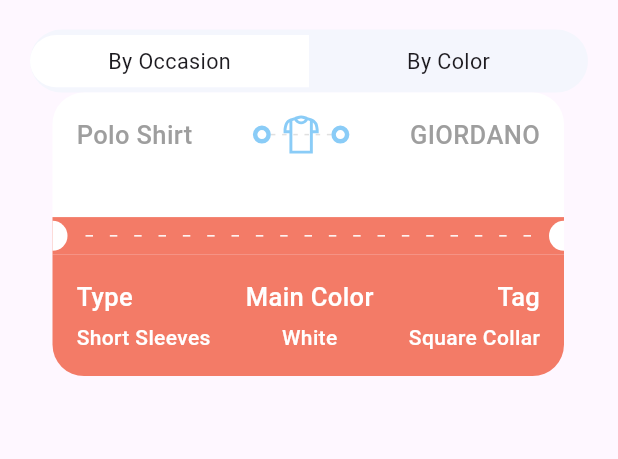
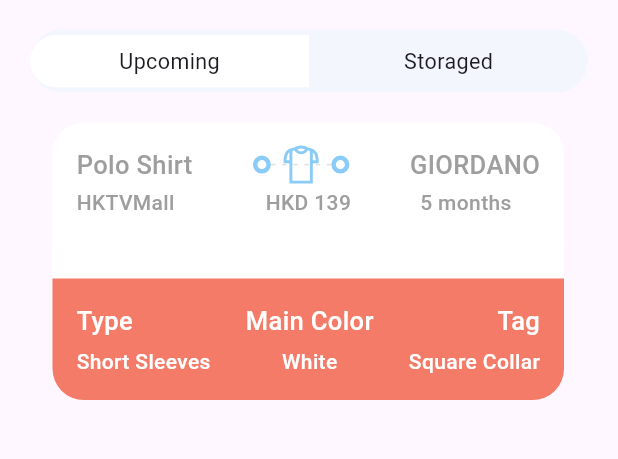
Before and after one commit to MrPeterJin/Road-to-Fullstack, a Flutter app: the OutfitScreen screen opened directly, on a phone screen of 412 x 824 dp, the part 146-605 px from its top. Run offline on Flutter 3.47's test engine with Material 2 defaults, Android fonts, the phone set to English and light mode, and no system bars; our stand-ins replace fluentui_system_icons, gap, get, line_icons.

Commit message:
Misc Update #2

```diff
--- a/lib/screens/outfit_screen.dart
+++ b/lib/screens/outfit_screen.dart
@@ -25,7 +25,8 @@
               style: Styles.headLineStyle,
             ),
             Gap(AppLayout.getHeight(20)),
-            const AddOutfitTabs(firstTab: "By Occasion", secondTab: "By Color"),
+            const AddOutfitTabs(firstTab: "Upcoming", secondTab: "Storaged"),
+            Gap(AppLayout.getHeight(20)),
             Container(
               padding: EdgeInsets.only(left: AppLayout.getHeight(15)),
               child: OutfitView(
--- a/lib/screens/outfit_view.dart
+++ b/lib/screens/outfit_view.dart
@@ -103,19 +103,25 @@
                         width: AppLayout.getWidth(80),
                         child: Text(
                           change['origin']['venue'],
-                          style: Styles.textStyle.copyWith(color: Colors.white),
+                          style: isColor == null
+                              ? Styles.textStyle.copyWith(color: Colors.white)
+                              : Styles.headLineStyle4,
                         ),
                       ),
                       Text(
                         change['price'],
-                        style:
-                            Styles.headLineStyle3.copyWith(color: Colors.white),
+                        style: isColor == null
+                            ? Styles.headLineStyle3
+                                .copyWith(color: Colors.white)
+                            : Styles.headLineStyle4,
                       ),
                       SizedBox(
                         width: AppLayout.getWidth(80),
                         child: Text(
                           change['info']['lasts'],
-                          style: Styles.textStyle.copyWith(color: Colors.white),
+                          style: isColor == null
+                              ? Styles.textStyle.copyWith(color: Colors.white)
+                              : Styles.headLineStyle4,
                         ),
                       )
                     ],
@@ -124,14 +130,16 @@
               ),
             ),
             Container(
-              color: Styles.orangeColor,
+              color: isColor == null ? Styles.orangeColor : Colors.white,
               child: Row(children: [
                 SizedBox(
                     height: AppLayout.getHeight(20),
                     width: AppLayout.getWidth(10),
                     child: DecoratedBox(
                       decoration: BoxDecoration(
-                          color: Colors.white,
+                          color: isColor == null
+                              ? Colors.grey.shade300
+                              : Colors.white,
                           borderRadius: BorderRadius.only(
                               topRight:
                                   Radius.circular(AppLayout.getHeight(10)),
@@ -166,7 +174,9 @@
                     width: AppLayout.getWidth(10),
                     child: DecoratedBox(
                       decoration: BoxDecoration(
-                          color: Colors.white,
+                          color: isColor == null
+                              ? Colors.grey.shade300
+                              : Colors.white,
                           borderRadius: BorderRadius.only(
                               topLeft: Radius.circular(AppLayout.getHeight(10)),
                               bottomLeft:
```
